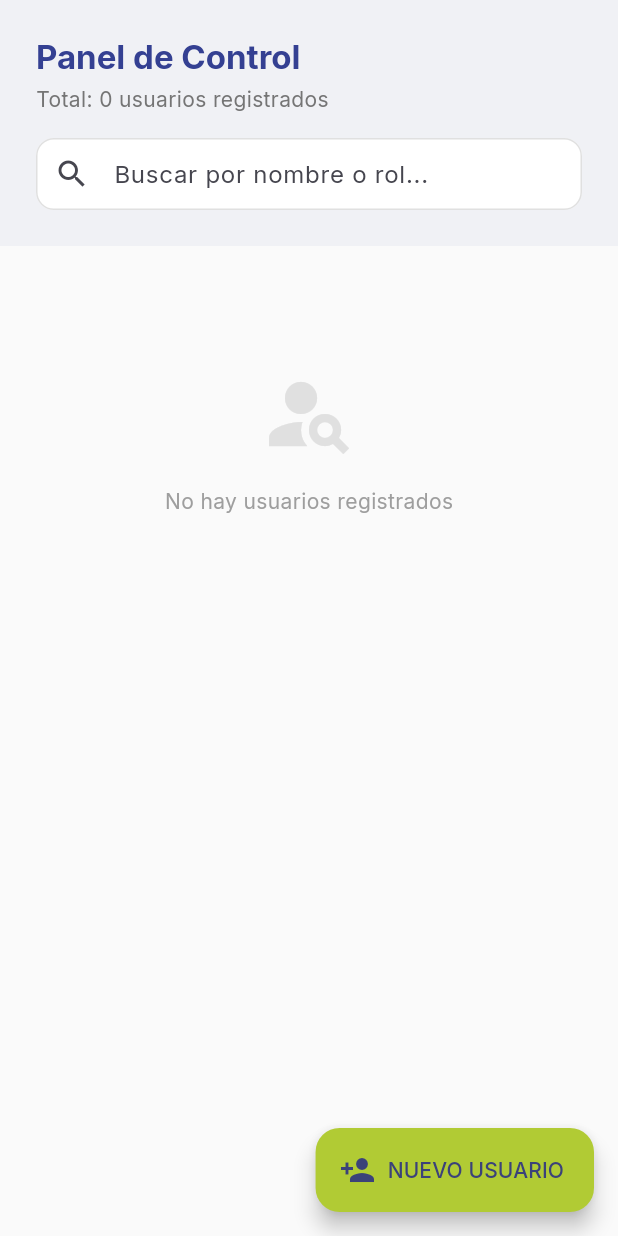
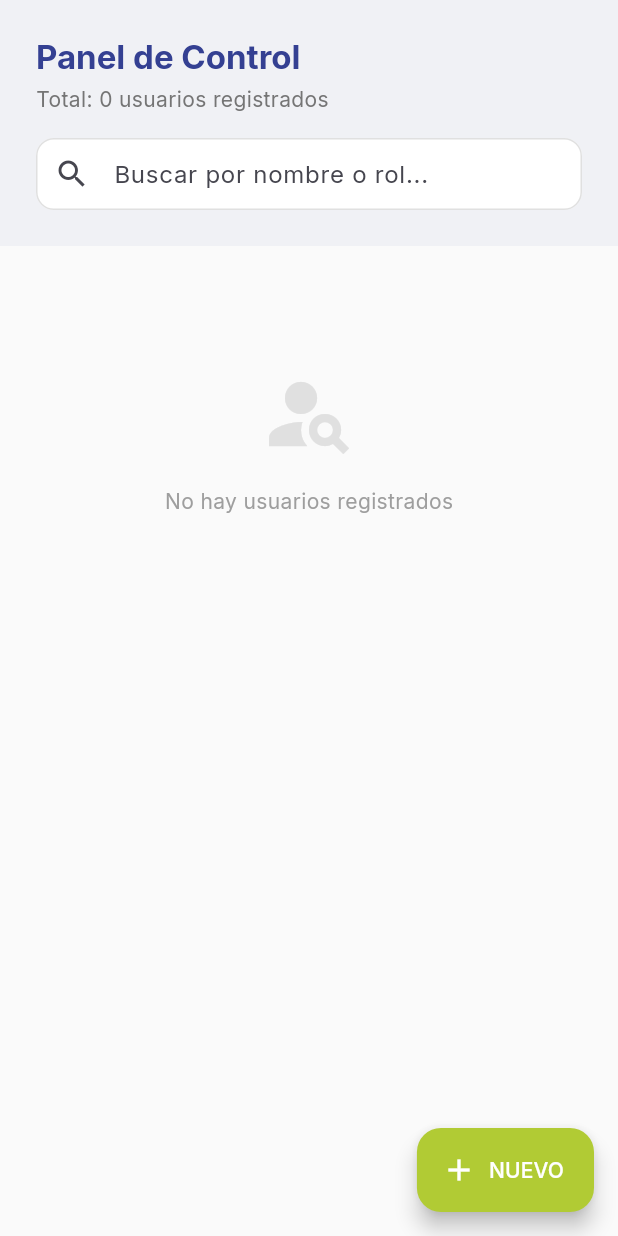
Before and after one commit to svangele/appsi, a Flutter app: the AdminDashboard screen opened directly, on a phone screen of 412 x 824 dp. Run offline on Flutter 3.47's test engine with Material 3 defaults, Android fonts, the phone set to English and light mode, and no system bars; our stand-ins replace flutter_dotenv, google_fonts, image_picker, supabase_flutter; accounts and stored records are empty.

Commit message:
cabio iconos

```diff
--- a/lib/admin_dashboard.dart
+++ b/lib/admin_dashboard.dart
@@ -528,8 +528,9 @@ class _AdminDashboardState extends State<AdminDashboard> {
       floatingActionButton: FloatingActionButton.extended(
         onPressed: () => _showUserForm(),
         backgroundColor: theme.colorScheme.secondary,
-        icon: const Icon(Icons.person_add),
-        label: const Text('NUEVO USUARIO'),
+        foregroundColor: Colors.white,
+        icon: const Icon(Icons.add),
+        label: const Text('NUEVO'),
       ),
       body: Column(
               children: [
--- a/lib/issi_page.dart
+++ b/lib/issi_page.dart
@@ -535,6 +535,7 @@ class _IssiPageState extends State<IssiPage> {
       floatingActionButton: FloatingActionButton.extended(
         onPressed: () => _showItemForm(),
         backgroundColor: theme.colorScheme.secondary,
+        foregroundColor: Colors.white,
         icon: const Icon(Icons.add),
         label: const Text('NUEVO'),
       ),
```
